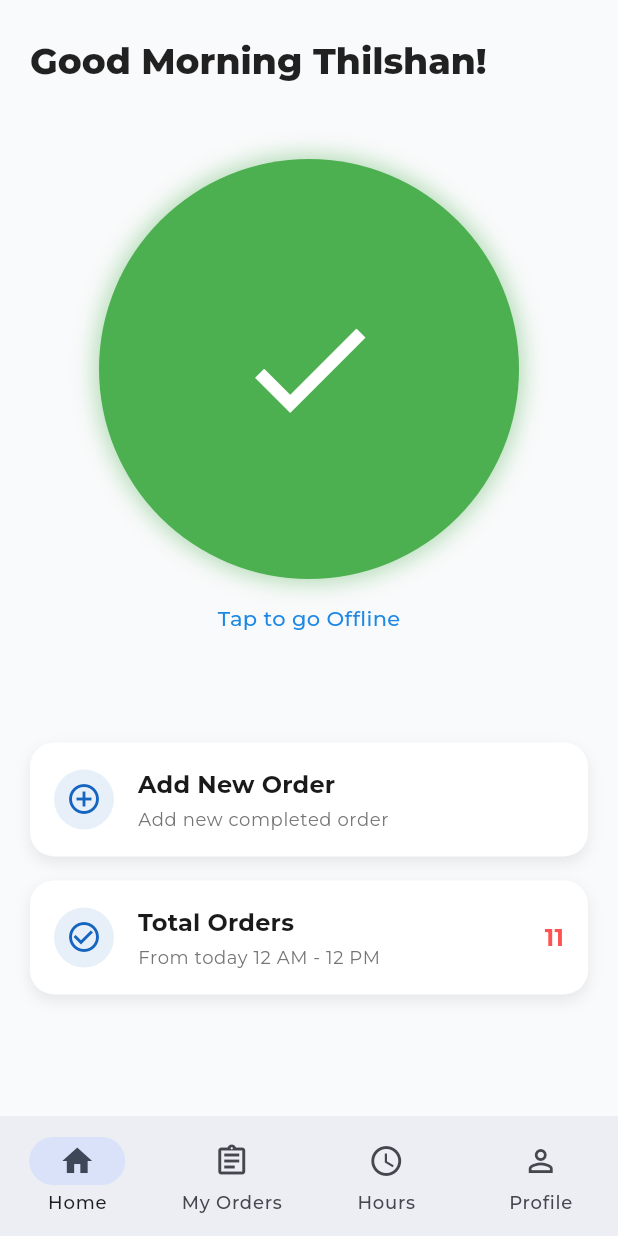
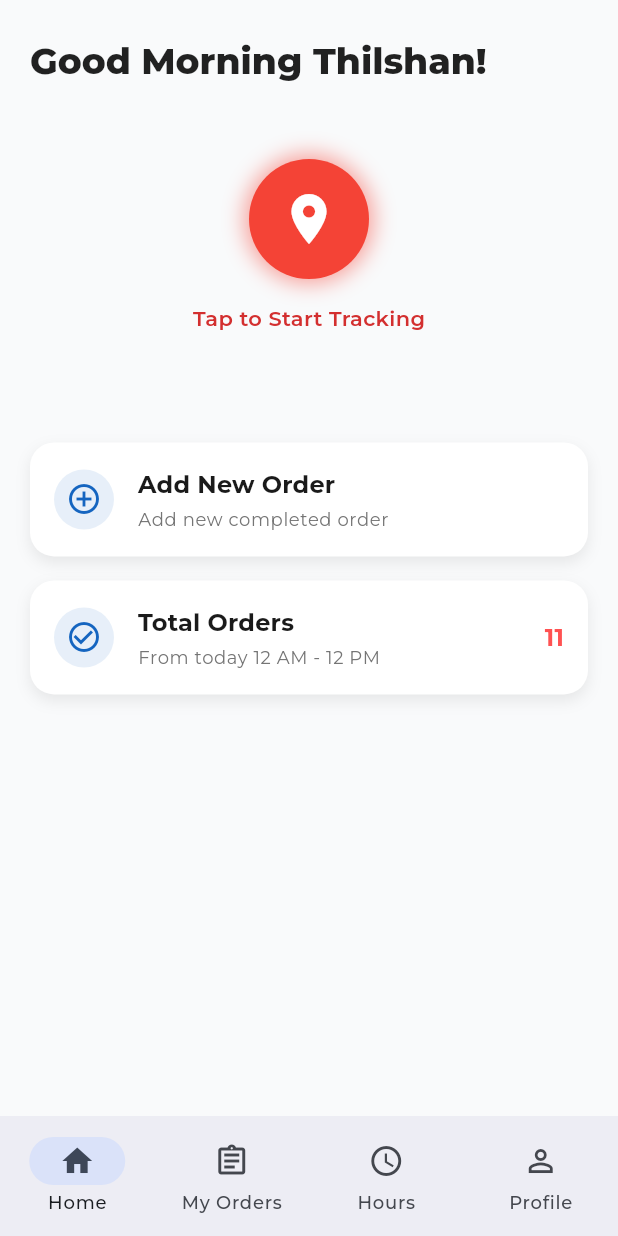
Before and after one commit to smThilshan/dms-driver-app, a Flutter app: the screen it shows after launch, on a phone screen of 412 x 824 dp. Run offline on Flutter 3.47's test engine with Material 3 defaults, Android fonts, the phone set to English and light mode, and no system bars; our stand-ins replace flutter_bloc, flutter_svg, geolocator, go_router, google_fonts, lucide_icons_flutter.

Commit message:
get current location via geo locator & send to backend

```diff
--- a/lib/common/app_router.dart
+++ b/lib/common/app_router.dart
@@ -1,4 +1,5 @@
 import 'package:dms_driver_app/presentation/dashboard/screens/dashboard_screen.dart';
+import 'package:dms_driver_app/presentation/driver_home_page.dart';
 import 'package:dms_driver_app/presentation/login/screens/login_screen.dart';
 import 'package:dms_driver_app/presentation/splash/splash_screen.dart';
 import 'package:dms_driver_app/presentation/common/widgets/bottom_navigation_bar.dart';
@@ -11,5 +12,6 @@ final GoRouter router = GoRouter(
     // GoRoute(path: '/', builder: (context, state) => const SplashScreen()),
     // GoRoute(path: '/', builder: (context, state) => const LoginScreen()),
     GoRoute(path: '/', builder: (context, state) => const MainLayout()),
+    // GoRoute(path: '/', builder: (context, state) => const DriverHomePage()),
   ],
 );
--- a/lib/presentation/dashboard/screens/dashboard_screen.dart
+++ b/lib/presentation/dashboard/screens/dashboard_screen.dart
@@ -1,7 +1,100 @@
+import 'package:dms_driver_app/data/data/location_remote_data_source.dart';
+import 'package:dms_driver_app/data/repository/location_repository_impl.dart';
+import 'package:dms_driver_app/domain/usecases/update_driver_location.dart';
+import 'package:dms_driver_app/presentation/cubit/location_cubit.dart';
 import 'package:dms_driver_app/presentation/dashboard/widget/dashboard_card.dart';
 import 'package:dms_driver_app/presentation/common/widgets/greeting_text.dart';
 import 'package:dms_driver_app/presentation/dashboard/widget/status_indicator.dart';
+import 'package:dms_driver_app/presentation/dashboard/widget/dashboard_card.dart';
+import 'package:dms_driver_app/presentation/common/widgets/greeting_text.dart';
 import 'package:flutter/material.dart';
+import 'package:dms_driver_app/services/location_service.dart';
+
+// class DashboardScreen extends StatefulWidget {
+//   const DashboardScreen({super.key});
+
+//   @override
+//   State<DashboardScreen> createState() => _DashboardScreenState();
+// }
+
+// class _DashboardScreenState extends State<DashboardScreen> {
+//   bool isOnline = false;
+
+//   @override
+//   Widget build(BuildContext context) {
+//     final theme = Theme.of(context);
+//     final size = MediaQuery.of(context).size;
+
+//     return Scaffold(
+//       // backgroundColor: theme.colorScheme.background,
+//       body: SafeArea(
+//         child: Padding(
+//           padding: const EdgeInsets.symmetric(horizontal: 20, vertical: 24),
+//           child: Column(
+//             crossAxisAlignment: CrossAxisAlignment.start,
+//             children: [
+//               // Greeting
+//               GreetingText(name: "Thilshan"),
+//               SizedBox(height: 50),
+//               // Status Indicator
+//               Center(
+//                 child: GestureDetector(
+//                   onTap: () => setState(() => isOnline = !isOnline),
+//                   child: StatusIndicator(isOnline: isOnline),
+//                 ),
+//               ),
+
+//               const SizedBox(height: 16),
+
+//               // Status Label
+//               Center(
+//                 child: Text(
+//                   isOnline ? "Tap to go Offline" : "Tap to go Online",
+//                   style: theme.textTheme.bodyMedium?.copyWith(
+//                     color: isOnline
+//                         ? Colors.blue.shade600
+//                         : Colors.green.shade600,
+//                     fontWeight: FontWeight.w500,
+//                   ),
+//                 ),
+//               ),
+
+//               SizedBox(height: size.height * 0.04),
+
+//               // Cards
+//               Expanded(
+//                 child: ListView(
+//                   children: [
+//                     const SizedBox(height: 40),
+
+//                     DashboardCard(
+//                       icon: Icons.add_circle_outline,
+//                       title: "Add New Order",
+//                       subtitle: "Add new completed order",
+//                       onTap: () {},
+//                     ),
+//                     const SizedBox(height: 16),
+//                     DashboardCard(
+//                       icon: Icons.check_circle_outline,
+//                       title: "Total Orders",
+//                       subtitle: "From today 12 AM - 12 PM",
+//                       trailingText: "11",
+//                       onTap: () {},
+//                     ),
+//                   ],
+//                 ),
+//               ),
+//             ],
+//           ),
+//         ),
+//       ),
+//     );
+//   }
+// }
+
+
+
+
 
 class DashboardScreen extends StatefulWidget {
   const DashboardScreen({super.key});
@@ -10,8 +103,46 @@ class DashboardScreen extends StatefulWidget {
   State<DashboardScreen> createState() => _DashboardScreenState();
 }
 
-class _DashboardScreenState extends State<DashboardScreen> {
-  bool isOnline = true;
+class _DashboardScreenState extends State<DashboardScreen>
+    with SingleTickerProviderStateMixin {
+  bool isOnline = false;
+  late AnimationController _controller;
+  late Animation<double> _blinkAnimation;
+  final LocationService _locationService = LocationService();
+
+  @override
+  void initState() {
+    super.initState();
+
+    _controller = AnimationController(
+      vsync: this,
+      duration: const Duration(milliseconds: 800),
+    )..repeat(reverse: true);
+
+    _blinkAnimation = Tween<double>(begin: 0.4, end: 1.0).animate(_controller);
+    _controller.stop(); // initially stopped (offline)
+  }
+
+  @override
+  void dispose() {
+    _controller.dispose();
+    super.dispose();
+  }
+
+  void toggleTracking() {
+    setState(() {
+      isOnline = !isOnline;
+      if (isOnline) {
+        _controller.repeat(reverse: true); // start blinking
+        // TODO: Start location tracking here
+        _locationService.startTracking(); // ✅ start location tracking
+      } else {
+        _controller.stop(); // stop blinking
+        // TODO: Stop location tracking here
+        _locationService.stopTracking(); // 🛑 stop tracking
+      }
+    });
+  }
 
   @override
   Widget build(BuildContext context) {
@@ -19,35 +150,62 @@ class _DashboardScreenState extends State<DashboardScreen> {
     final size = MediaQuery.of(context).size;
 
     return Scaffold(
-      // backgroundColor: theme.colorScheme.background,
       body: SafeArea(
         child: Padding(
           padding: const EdgeInsets.symmetric(horizontal: 20, vertical: 24),
           child: Column(
             crossAxisAlignment: CrossAxisAlignment.start,
             children: [
-              // Greeting
               GreetingText(name: "Thilshan"),
-              SizedBox(height: 50),
-              // Status Indicator
+              const SizedBox(height: 50),
+
+              //  Status Indicator (Blinking)
               Center(
                 child: GestureDetector(
-                  onTap: () => setState(() => isOnline = !isOnline),
-                  child: StatusIndicator(isOnline: isOnline),
+                  onTap: toggleTracking,
+                  child: AnimatedBuilder(
+                    animation: _controller,
+                    builder: (context, child) {
+                      return Opacity(
+                        opacity: isOnline ? _blinkAnimation.value : 1.0,
+                        child: Container(
+                          width: 80,
+                          height: 80,
+                          decoration: BoxDecoration(
+                            shape: BoxShape.circle,
+                            color: isOnline ? Colors.green : Colors.red,
+                            boxShadow: [
+                              BoxShadow(
+                                color: (isOnline ? Colors.green : Colors.red)
+                                    .withOpacity(0.5),
+                                blurRadius: 12,
+                                spreadRadius: 3,
+                              ),
+                            ],
+                          ),
+                          child: const Icon(
+                            Icons.location_on,
+                            color: Colors.white,
+                            size: 40,
+                          ),
+                        ),
+                      );
+                    },
+                  ),
                 ),
               ),
 
               const SizedBox(height: 16),
 
-              // Status Label
+              // Label
               Center(
                 child: Text(
-                  isOnline ? "Tap to go Offline" : "Tap to go Online",
+                  isOnline ? "Tap to Stop Tracking" : "Tap to Start Tracking",
                   style: theme.textTheme.bodyMedium?.copyWith(
                     color: isOnline
-                        ? Colors.blue.shade600
-                        : Colors.green.shade600,
-                    fontWeight: FontWeight.w500,
+                        ? Colors.green.shade700
+                        : Colors.red.shade700,
+                    fontWeight: FontWeight.w600,
                   ),
                 ),
               ),
@@ -59,7 +217,6 @@ class _DashboardScreenState extends State<DashboardScreen> {
                 child: ListView(
                   children: [
                     const SizedBox(height: 40),
-
                     DashboardCard(
                       icon: Icons.add_circle_outline,
                       title: "Add New Order",
```
Also changed, not shown: lib/data/data/location_remote_data_source.dart (added, +23 -0 lines), lib/data/models/driver_location_model.dart (added, +15 -0 lines), lib/data/repository/location_repository_impl.dart (added, +23 -0 lines), lib/domain/entities/driver_location_entity.dart (added, +11 -0 lines), lib/domain/repositories/location_repository.dart (added, +9 -0 lines), lib/domain/usecases/get_driver_location.dart (added, +12 -0 lines), lib/domain/usecases/update_driver_location.dart (added, +12 -0 lines), lib/presentation/cubit/location_cubit.dart (added, +31 -0 lines), lib/presentation/driver_home_page.dart (added, +33 -0 lines), lib/presentation/driver_location_page.dart (added, +58 -0 lines), lib/presentation/location_bloc.dart (added, +21 -0 lines), lib/services/location_service.dart (added, +71 -0 lines).
